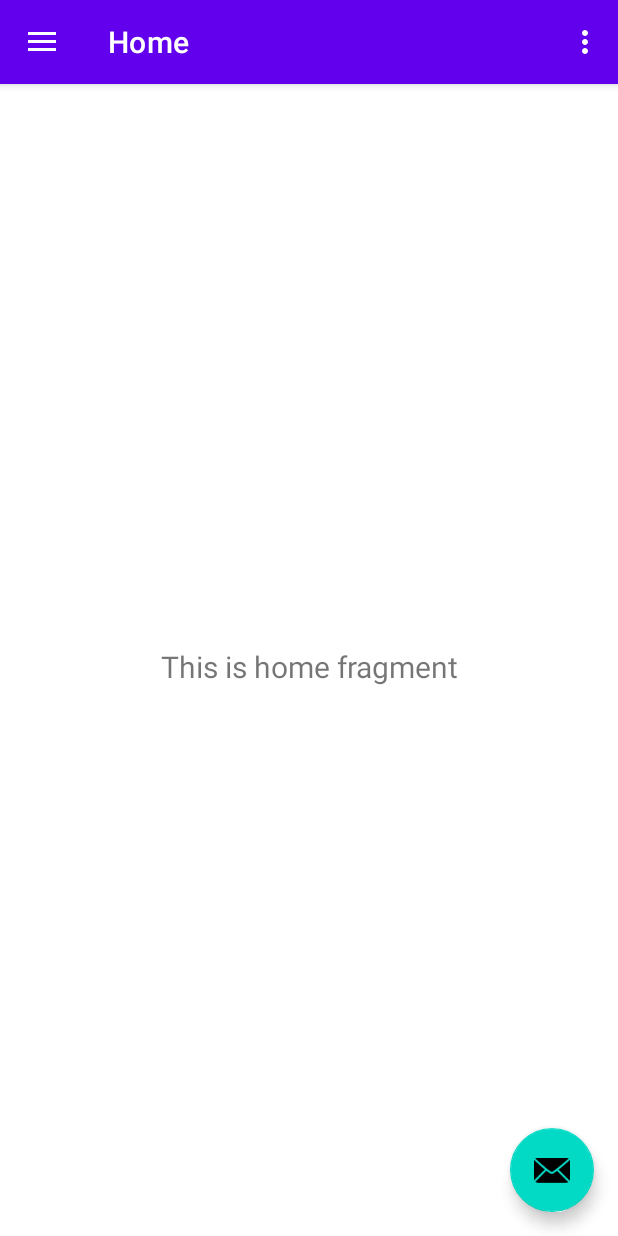
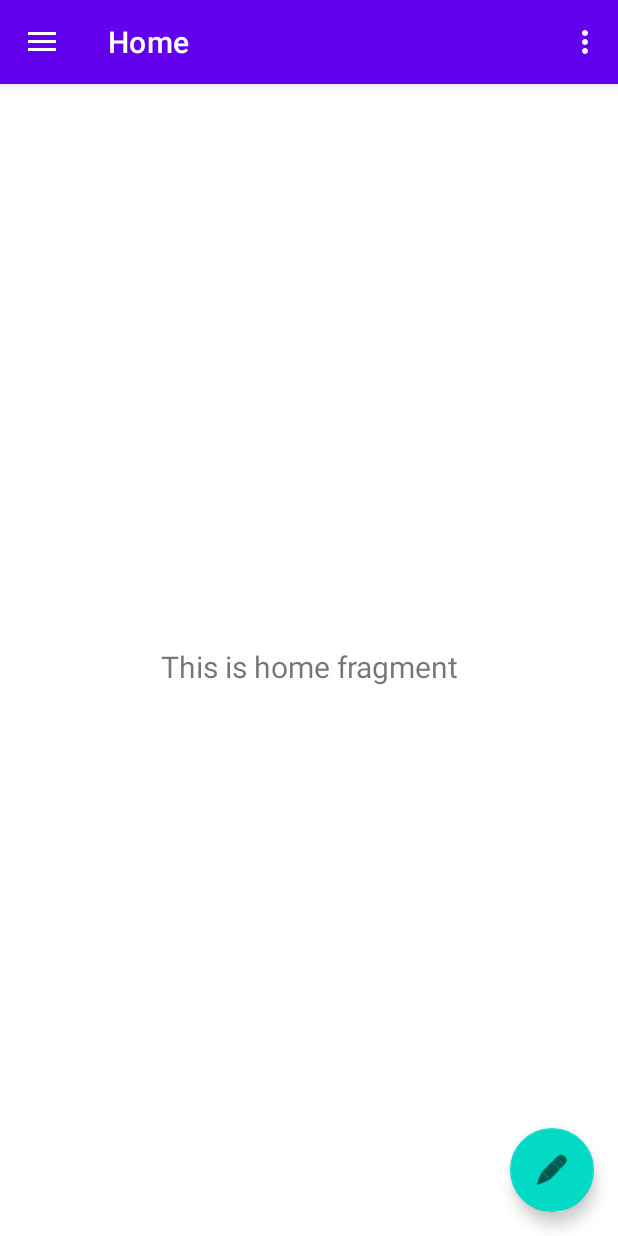
Before and after one commit to KimEuiJoong/Robot_KimSatGat_Android, an Android app: the screen it shows after launch (MainActivity), on a phone screen of 412 x 824 dp. Run offline under Robolectric (Android 15) with nearby library versions, the phone set to English and light mode, and no system bars; our stand-ins replace navigation-ui.

Commit message:
메뉴 조금 수정

```diff
--- a/app/src/main/res/layout/app_bar_main.xml
+++ b/app/src/main/res/layout/app_bar_main.xml
@@ -28,6 +28,6 @@
         android:layout_height="wrap_content"
         android:layout_gravity="bottom|end"
         android:layout_margin="@dimen/fab_margin"
-        app:srcCompat="@android:drawable/ic_dialog_email" />
+        app:srcCompat="@android:drawable/ic_menu_edit" />
 
 </androidx.coordinatorlayout.widget.CoordinatorLayout>
--- a/app/src/main/res/menu/activity_main_drawer.xml
+++ b/app/src/main/res/menu/activity_main_drawer.xml
@@ -6,15 +6,15 @@
     <group android:checkableBehavior="single">
         <item
             android:id="@+id/nav_home"
-            android:icon="@drawable/ic_menu_camera"
-            android:title="@string/menu_home" />
+            android:icon="@drawable/good"
+            android:title="@string/menu_rcmlist" />
         <item
             android:id="@+id/nav_gallery"
-            android:icon="@drawable/ic_menu_gallery"
-            android:title="@string/menu_gallery" />
+            android:icon="@drawable/like"
+            android:title="@string/menu_likelist" />
         <item
             android:id="@+id/nav_slideshow"
-            android:icon="@drawable/ic_menu_slideshow"
-            android:title="@string/menu_slideshow" />
+            android:icon="@drawable/mypoem"
+            android:title="@string/menu_mypoem" />
     </group>
 </menu>
--- a/app/src/main/res/values/strings.xml
+++ b/app/src/main/res/values/strings.xml
@@ -10,4 +10,7 @@
     <string name="menu_home">Home</string>
     <string name="menu_gallery">Gallery</string>
     <string name="menu_slideshow">Slideshow</string>
+    <string name="menu_rcmlist">추천 목록</string>
+    <string name="menu_likelist">좋아요 목록</string>
+    <string name="menu_mypoem">내가 쓴 시</string>
 </resources>
```
